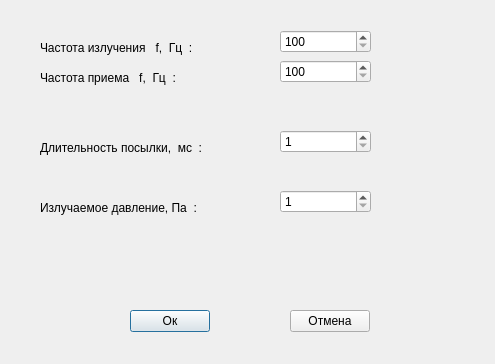
Qt form operatingSystemParameters.ui (PointlessAlbatross/CAD-A_Qt) before a commit.
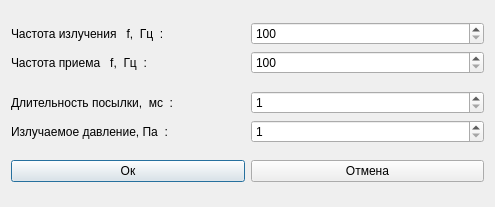
The same form after that commit.

What changed in the file:
```diff
--- a/operatingSystemParameters.ui
+++ b/operatingSystemParameters.ui
@@ -7,105 +7,62 @@
     <x>0</x>
     <y>0</y>
     <width>495</width>
-    <height>364</height>
+    <height>207</height>
    </rect>
   </property>
   <property name="windowTitle">
    <string>Рабочие параметры системы</string>
   </property>
+  <layout class="QGridLayout" name="gridLayout_4">
+   <item row="0" column="0">
+    <layout class="QGridLayout" name="gridLayout_2">
+     <item row="0" column="0">
   <widget class="QLabel" name="label">
-   <property name="geometry">
-    <rect>
-     <x>40</x>
-     <y>40</y>
-     <width>181</width>
-     <height>16</height>
-    </rect>
-   </property>
    <property name="text">
     <string>Частота излучения   f,  Гц  :</string>
    </property>
   </widget>
+     </item>
+     <item row="0" column="1">
+      <widget class="QSpinBox" name="radiationFrequencyBox">
+       <property name="minimum">
+        <number>100</number>
+       </property>
+       <property name="maximum">
+        <number>1000000</number>
+       </property>
+      </widget>
+     </item>
+     <item row="1" column="0">
   <widget class="QLabel" name="label_2">
-   <property name="geometry">
-    <rect>
-     <x>40</x>
-     <y>70</y>
-     <width>181</width>
-     <height>16</height>
-    </rect>
-   </property>
    <property name="text">
     <string>Частота приема   f,  Гц  :</string>
    </property>
   </widget>
+     </item>
+     <item row="1" column="1">
+      <widget class="QSpinBox" name="receivingFrequencyBox">
+       <property name="minimum">
+        <number>100</number>
+       </property>
+       <property name="maximum">
+        <number>1000000</number>
+       </property>
+      </widget>
+     </item>
+    </layout>
+   </item>
+   <item row="1" column="0">
+    <layout class="QGridLayout" name="gridLayout">
+     <item row="0" column="0">
   <widget class="QLabel" name="label_3">
-   <property name="geometry">
-    <rect>
-     <x>40</x>
-     <y>140</y>
-     <width>201</width>
-     <height>16</height>
-    </rect>
-   </property>
    <property name="text">
     <string>Длительность посылки,  мс  :</string>
    </property>
   </widget>
-  <widget class="QLabel" name="label_4">
-   <property name="geometry">
-    <rect>
-     <x>40</x>
-     <y>200</y>
-     <width>181</width>
-     <height>16</height>
-    </rect>
-   </property>
-   <property name="text">
-    <string>Излучаемое давление, Па  :</string>
-   </property>
-  </widget>
-  <widget class="QSpinBox" name="radiationFrequencyBox">
-   <property name="geometry">
-    <rect>
-     <x>280</x>
-     <y>30</y>
-     <width>91</width>
-     <height>23</height>
-    </rect>
-   </property>
-   <property name="minimum">
-    <number>100</number>
-   </property>
-   <property name="maximum">
-    <number>1000000</number>
-   </property>
-  </widget>
-  <widget class="QSpinBox" name="receivingFrequencyBox">
-   <property name="geometry">
-    <rect>
-     <x>280</x>
-     <y>60</y>
-     <width>91</width>
-     <height>23</height>
-    </rect>
-   </property>
-   <property name="minimum">
-    <number>100</number>
-   </property>
-   <property name="maximum">
-    <number>1000000</number>
-   </property>
-  </widget>
+     </item>
+     <item row="0" column="1">
   <widget class="QSpinBox" name="durationBox">
-   <property name="geometry">
-    <rect>
-     <x>280</x>
-     <y>130</y>
-     <width>91</width>
-     <height>23</height>
-    </rect>
-   </property>
    <property name="minimum">
     <number>1</number>
    </property>
@@ -113,15 +70,16 @@
     <number>1000</number>
    </property>
   </widget>
+     </item>
+     <item row="1" column="0">
+      <widget class="QLabel" name="label_4">
+       <property name="text">
+        <string>Излучаемое давление, Па  :</string>
+       </property>
+      </widget>
+     </item>
+     <item row="1" column="1">
   <widget class="QSpinBox" name="pressureBox">
-   <property name="geometry">
-    <rect>
-     <x>280</x>
-     <y>190</y>
-     <width>91</width>
-     <height>23</height>
-    </rect>
-   </property>
    <property name="minimum">
     <number>1</number>
    </property>
@@ -129,32 +87,28 @@
     <number>1000000</number>
    </property>
   </widget>
+     </item>
+    </layout>
+   </item>
+   <item row="2" column="0">
+    <layout class="QGridLayout" name="gridLayout_3">
+     <item row="0" column="0">
   <widget class="QPushButton" name="pushButton">
-   <property name="geometry">
-    <rect>
-     <x>130</x>
-     <y>310</y>
-     <width>80</width>
-     <height>22</height>
-    </rect>
-   </property>
    <property name="text">
     <string>Ок</string>
    </property>
   </widget>
+     </item>
+     <item row="0" column="1">
   <widget class="QPushButton" name="pushButton_2">
-   <property name="geometry">
-    <rect>
-     <x>290</x>
-     <y>310</y>
-     <width>80</width>
-     <height>22</height>
-    </rect>
-   </property>
    <property name="text">
     <string>Отмена</string>
    </property>
   </widget>
+     </item>
+    </layout>
+   </item>
+  </layout>
  </widget>
  <resources/>
  <connections/>
```
Lines whose indentation alone changed are shown as unchanged.
